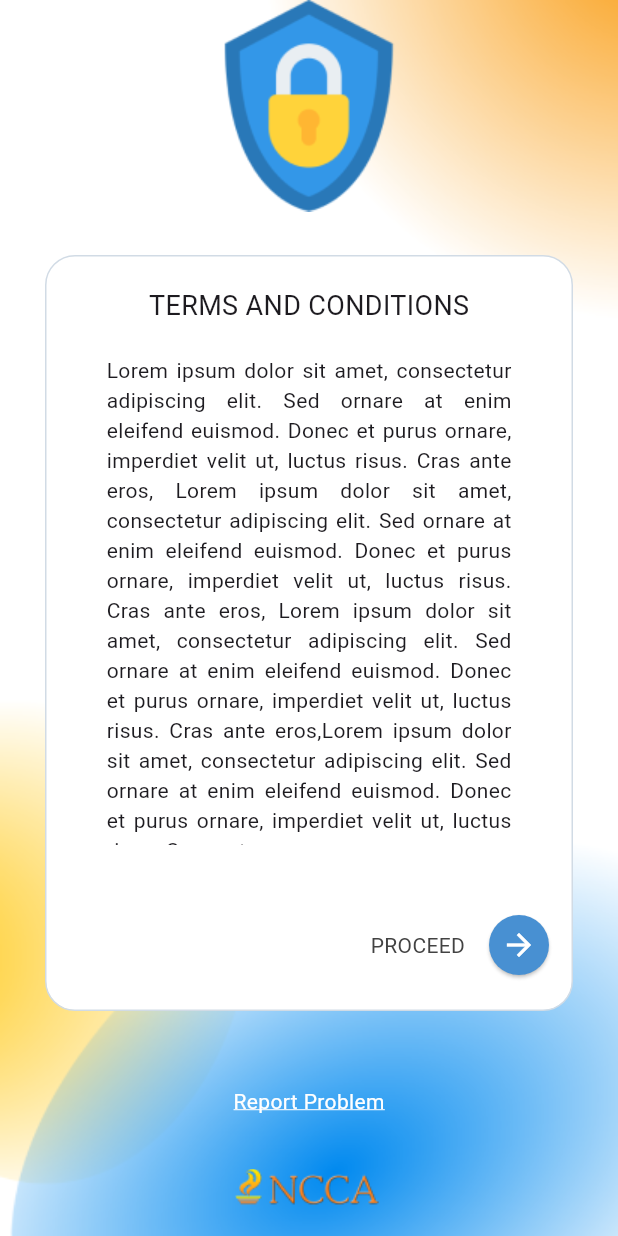
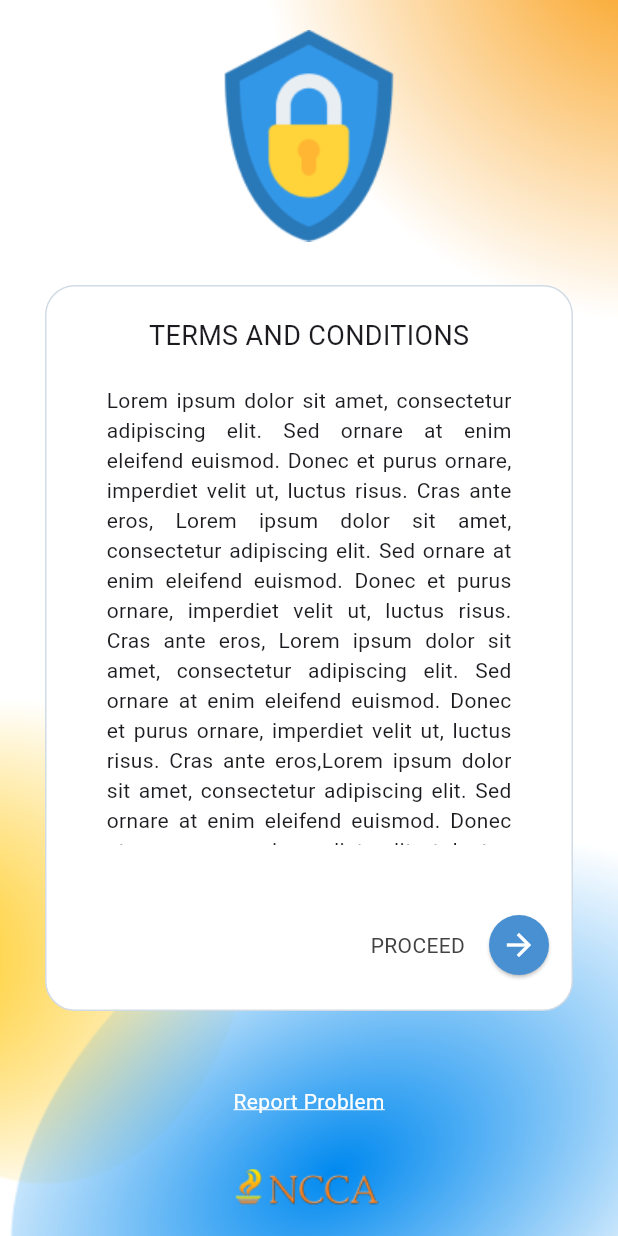
Before and after one commit to Hestice/payroll_viewer, a Flutter app: the TermsAndConditionsScreen screen opened by its route, on a phone screen of 412 x 824 dp. Run offline on Flutter 3.47's test engine with Material 2 defaults, Android fonts, the phone set to English and light mode, and no system bars; our stand-ins replace form_validator, go_router.

Commit message:
adjustment to margin for terms and conditions

```diff
--- a/frontend/payroll_viewer/lib/screens/terms_and_conditions_screen.dart
+++ b/frontend/payroll_viewer/lib/screens/terms_and_conditions_screen.dart
@@ -28,7 +28,7 @@ class _TermsAndConditionsScreenState extends State<TermsAndConditionsScreen> {
               Stack(
                 children: [
                   Container(
-                    margin: EdgeInsets.fromLTRB(30, 0, 30, 150),
+                    margin: EdgeInsets.fromLTRB(30, 20, 30, 150),
                     child:Stack(
                       children: [
                         Align(
```
